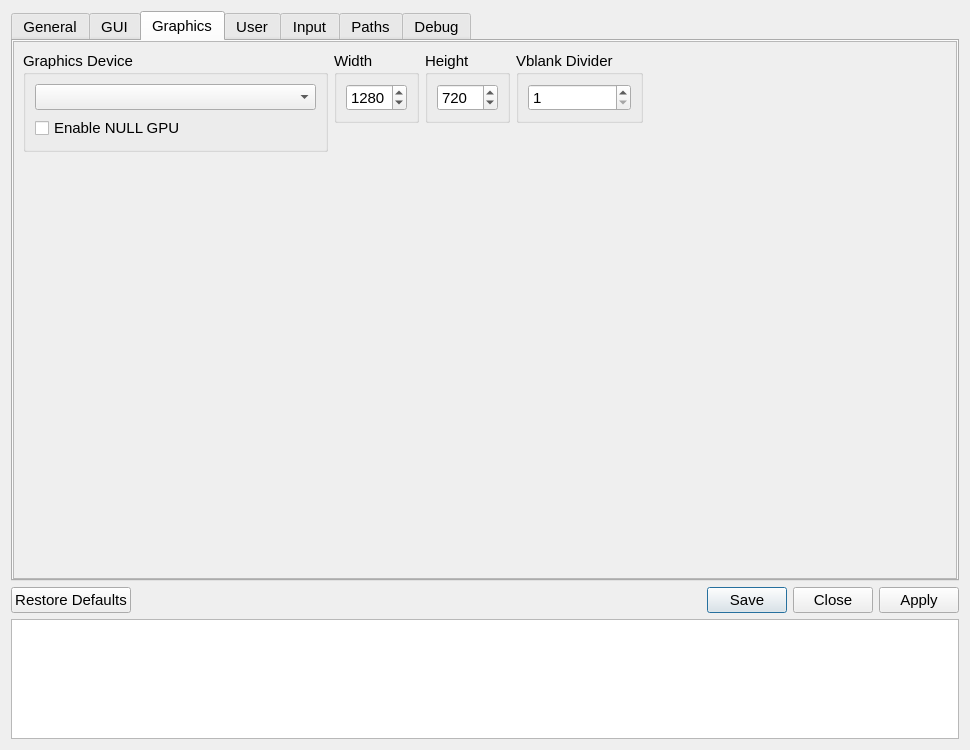
Before: the Qt Designer form src/qt_gui/settings_dialog.ui in shadps4-emu/shadPS4, drawn with Qt 5.
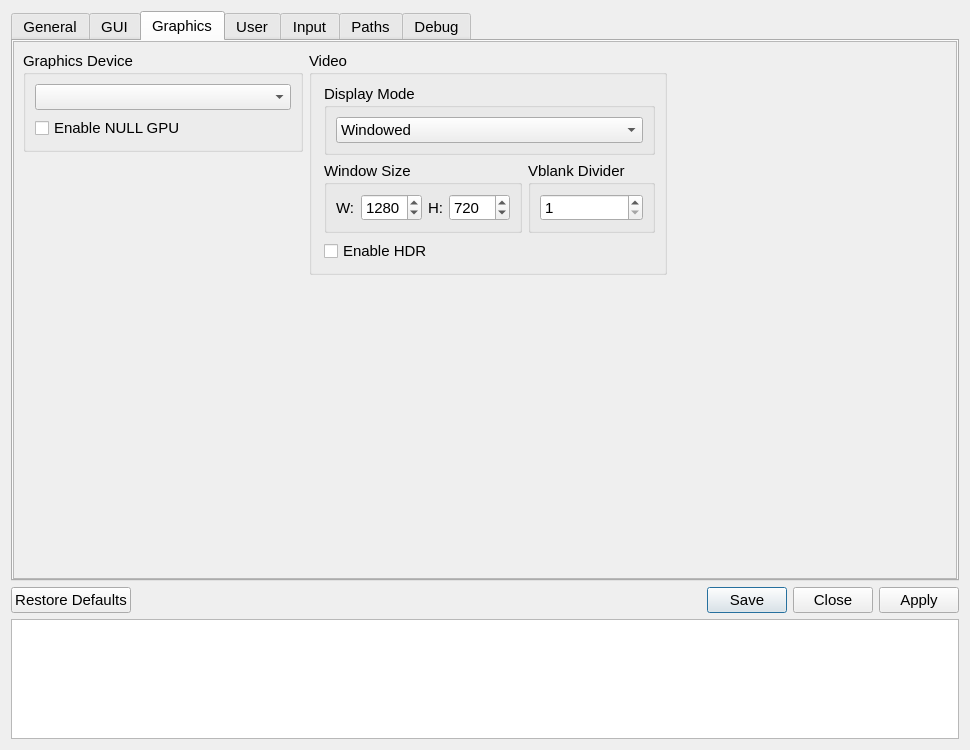
After: the same form once the commit is applied. The open tabs and pages were chosen to show the change. Icons and pictures are not drawn.

Commit message: move display mode and hdr to graphics tab (#2485)

```diff
--- a/src/qt_gui/settings_dialog.ui
+++ b/src/qt_gui/settings_dialog.ui
@@ -135,49 +135,6 @@
                  <property name="spacing">
                   <number>10</number>
                  </property>
-                 <item>
-                  <widget class="QCheckBox" name="fullscreenCheckBox">
-                   <property name="text">
-                    <string>Enable Fullscreen</string>
-                   </property>
-                  </widget>
-                 </item>
-                 <item>
-                  <widget class="QGroupBox" name="fullscreenModeGroupBox">
-                   <property name="title">
-                    <string>Fullscreen Mode</string>
-                   </property>
-                   <layout class="QVBoxLayout" name="fullscreenModeLayout">
-                    <item>
-                     <widget class="QComboBox" name="fullscreenModeComboBox">
-                      <property name="sizePolicy">
-                       <sizepolicy hsizetype="Expanding" vsizetype="Fixed">
-                        <horstretch>0</horstretch>
-                        <verstretch>0</verstretch>
-                       </sizepolicy>
-                      </property>
-                      <item>
-                       <property name="text">
-                        <string>Borderless</string>
-                       </property>
-                      </item>
-                      <item>
-                       <property name="text">
-                        <string>True</string>
-                       </property>
-                      </item>
-                     </widget>
-                    </item>
-                   </layout>
-                  </widget>
-                 </item>
-                 <item>
-                  <widget class="QCheckBox" name="enableHDRCheckBox">
-                   <property name="text">
-                    <string>Enable HDR</string>
-                   </property>
-                  </widget>
-                 </item>
                  <item>
                   <widget class="QCheckBox" name="separateUpdatesCheckBox">
                    <property name="text">
@@ -1007,21 +964,66 @@
           <item>
            <layout class="QVBoxLayout" name="graphicsTabLayoutMiddle">
             <item>
+             <widget class="QGroupBox" name="displayOptionsGroupBox">
+              <property name="title">
+               <string>Video</string>
+              </property>
              <layout class="QVBoxLayout" name="layoutResolution">
               <property name="spacing">
                <number>6</number>
               </property>
               <property name="leftMargin">
-               <number>0</number>
+                <number>12</number>
               </property>
               <item>
-               <layout class="QHBoxLayout" name="resolutionLayout">
+                <widget class="QGroupBox" name="displayModeGroupBox">
+                 <property name="title">
+                  <string>Display Mode</string>
+                 </property>
+                 <layout class="QVBoxLayout" name="displayModeLayout">
                 <item>
-                 <widget class="QGroupBox" name="widthGroupBox">
+                   <widget class="QComboBox" name="displayModeComboBox">
+                    <property name="sizePolicy">
+                     <sizepolicy hsizetype="Expanding" vsizetype="Fixed">
+                      <horstretch>0</horstretch>
+                      <verstretch>0</verstretch>
+                     </sizepolicy>
+                    </property>
+                    <item>
+                     <property name="text">
+                      <string>Windowed</string>
+                     </property>
+                    </item>
+                    <item>
+                     <property name="text">
+                      <string>Fullscreen</string>
+                     </property>
+                    </item>
+                    <item>
+                     <property name="text">
+                      <string>Fullscreen (Borderless)</string>
+                     </property>
+                    </item>
+                   </widget>
+                  </item>
+                 </layout>
+                </widget>
+               </item>
+               <item>
+                <layout class="QHBoxLayout" name="windowSizeLayout">
+                 <item>
+                  <widget class="QGroupBox" name="windowSizeGroupBox">
                   <property name="title">
-                   <string>Width</string>
-                  </property>
-                  <layout class="QVBoxLayout" name="widthLayout">
+                    <string>Window Size</string>
+                   </property>
+                   <layout class="QHBoxLayout" name="resLayout">
+                    <item>
+                     <widget class="QLabel" name="widthLabel">
+                      <property name="text">
+                       <string>W:</string>
+                      </property>
+                     </widget>
+                    </item>
                    <item>
                     <widget class="QSpinBox" name="widthSpinBox">
                      <property name="accelerated">
@@ -1044,15 +1046,13 @@
                      </property>
                     </widget>
                    </item>
-                  </layout>
-                 </widget>
-                </item>
                 <item>
-                 <widget class="QGroupBox" name="heightGroupBox">
-                  <property name="title">
-                   <string>Height</string>
-                  </property>
-                  <layout class="QVBoxLayout" name="heightLayout">
+                     <widget class="QLabel" name="heightLabel">
+                      <property name="text">
+                       <string>H:</string>
+                      </property>
+                     </widget>
+                    </item>
                    <item>
                     <widget class="QSpinBox" name="heightSpinBox">
                      <property name="frame">
@@ -1117,7 +1117,15 @@
                 </item>
                </layout>
               </item>
-             </layout>
+               <item>
+                <widget class="QCheckBox" name="enableHDRCheckBox">
+                 <property name="text">
+                  <string>Enable HDR</string>
+                 </property>
+                </widget>
+               </item>
+              </layout>
+             </widget>
             </item>
             <item>
              <spacer name="verticalSpacer">
```
Lines whose indentation alone changed are shown as unchanged. The commit also changes 3 other files.
